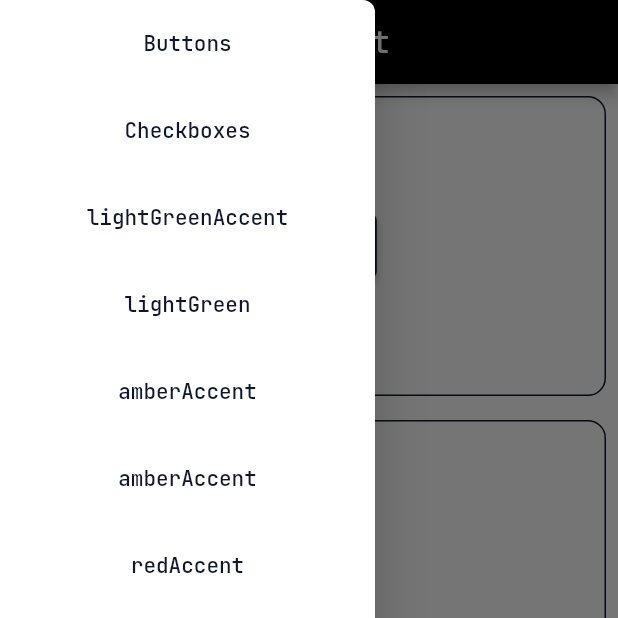
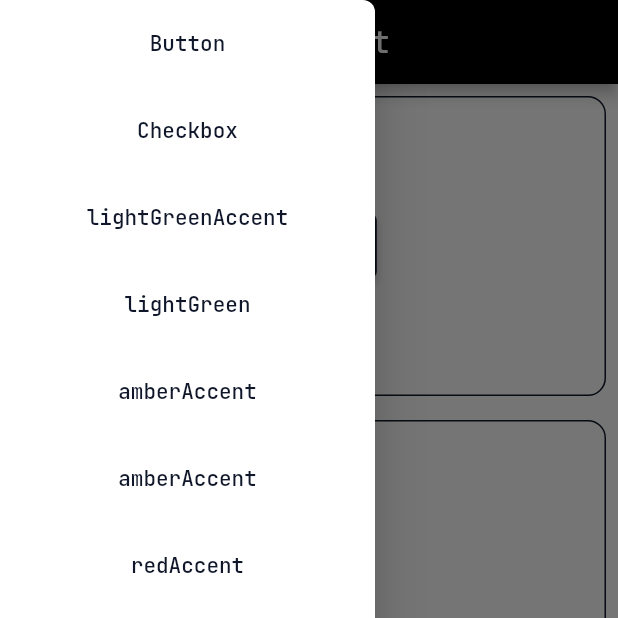
Before and after one commit to LogProjects/FX-UI-Kit, a Flutter app: the screen it shows after launch, with the side drawer open, on a phone screen of 412 x 824 dp, the top half of it. Run offline on Flutter 3.47's test engine with Material 2 defaults, Android fonts, the phone set to English and light mode, and no system bars; our stand-ins replace google_fonts.

Commit message:
comments resolved

```diff
--- a/lib/app/components/component_map.dart
+++ b/lib/app/components/component_map.dart
@@ -1,7 +1,7 @@
 // ignore_for_file: constant_identifier_names, non_constant_identifier_names
 
 import 'package:f_kit_x/app/components/elements/buttons.dart';
-import 'package:f_kit_x/app/components/elements/checkboxes.dart';
+import 'package:f_kit_x/app/components/elements/checkbox_components.dart';
 import 'package:flutter/material.dart';
 
 class UiElement {
@@ -15,12 +15,12 @@ class UiElement {
 }
 
 abstract class Elements {
-  static const String BUTTONS = "Buttons";
-  static const String CHECKBOXES = "Checkboxes";
+  static const String BUTTON = "Button";
+  static const String CHECKBOX = "Checkbox";
 
   static List<UiElement> ComponentList = [
-    const UiElement(name: BUTTONS, componentList: Buttons()),
-    const UiElement(name: CHECKBOXES, componentList: Checkboxes()),
+    const UiElement(name: BUTTON, componentList: Buttons()),
+    const UiElement(name: CHECKBOX, componentList: CheckboxComponents()),
     UiElement(name: "lightGreenAccent", componentList: Container(color: Colors.lightGreenAccent)),
     UiElement(name: "lightGreen", componentList: Container(color: Colors.lightGreen)),
     UiElement(name: "amberAccent", componentList: Container(color: Colors.amberAccent)),
--- a/lib/app/components/elements/checkboxes.dart
+++ /dev/null
@@ -1,31 +0,0 @@
-import 'package:f_kit_x/app/components/component_list.dart';
-import 'package:f_kit_x/components/checkboxes/checkbox_demo.dart';
-import 'package:flutter/material.dart';
-
-class Checkboxes extends StatefulWidget {
-  const Checkboxes({Key? key}) : super(key: key);
-
-  @override
-  State<Checkboxes> createState() => _CheckboxesState();
-}
-
-class _CheckboxesState extends State<Checkboxes> {
-  bool isChecked = false;
-
-  @override
-  Widget build(BuildContext context) {
-    return ComponentList(
-      components: [
-        CheckboxDemo(
-          isChecked: false,
-          onChanged: (bool? value) {
-            setState(() {
-              isChecked = value ?? false;
-            });
-          },
-          label: 'Accept terms and conditions',
-        ),
-      ],
-    );
-  }
-}
```
Also changed, not shown: lib/app/components/elements/checkbox_components.dart (added, +24 -0 lines), lib/components/checkboxes/checkbox_demo.dart (deleted, +0 -60 lines), lib/components/checkboxes/checkbox_tile.dart (added, +64 -0 lines).
